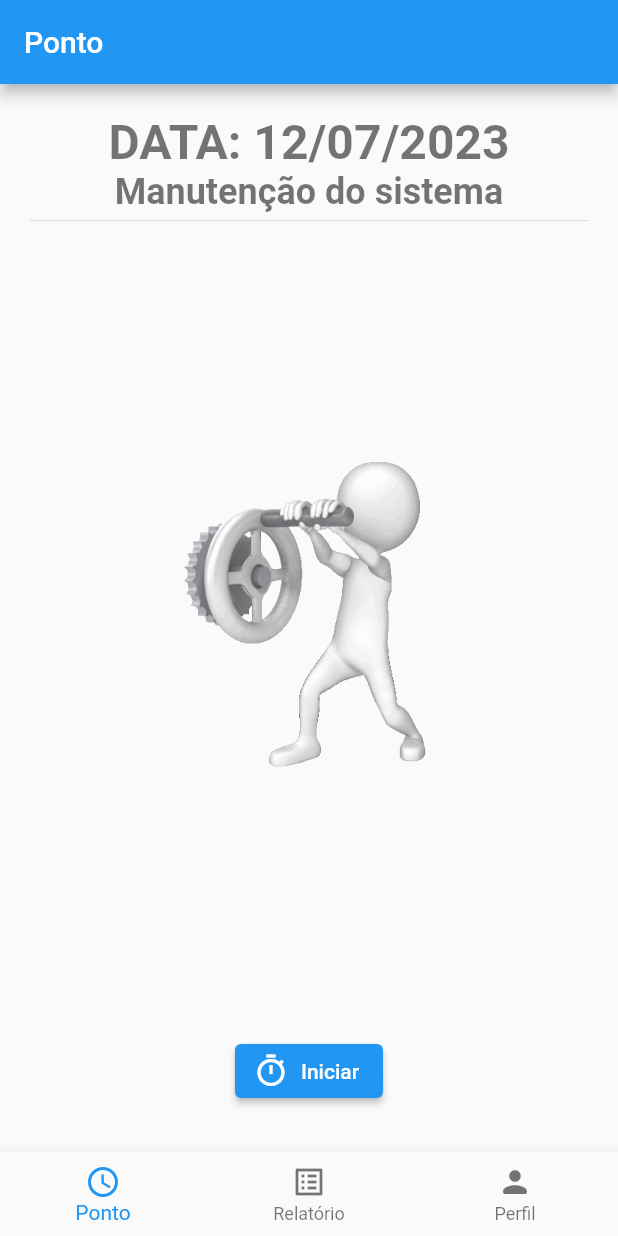
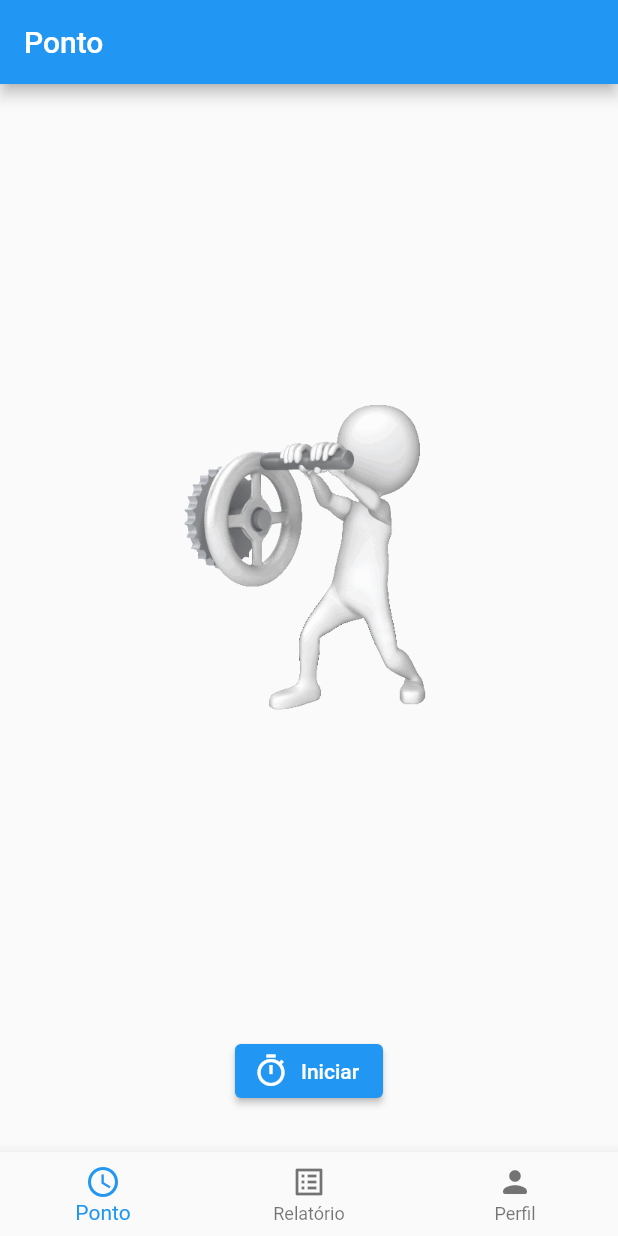
Before and after one commit to osmarmartins/app-ponto-remoto, a Flutter app: the screen it shows after launch, on a phone screen of 412 x 824 dp. Run offline on Flutter 3.47's test engine with Material 2 defaults, Android fonts, the phone set to English and light mode, and no system bars; our stand-ins replace get.

Commit message:
Otimização dos campos observávies

```diff
--- a/lib/src/views/ponto_view.dart
+++ b/lib/src/views/ponto_view.dart
@@ -26,15 +26,10 @@ class PontoPage extends StatelessWidget {
       body: Padding(
         padding: const EdgeInsets.all(20.0),
         child: Center(
-          child: Column(
-            children: [
-              TituloWidget(
-                  texto:
-                      'DATA: ${DateTimeHelper.formatarData(DateTime.now())}'),
-              SubTituloWidget(texto: tarefa),
-              const Divider(height: 10),
-              Obx(
-                () => Expanded(
+          child: Obx(
+            () => Column(
+              children: [
+                Expanded(
                   child: Image.asset(
                     controller.tarefaIniciada.value
                         ? 'assets/images/trabalhando.gif'
@@ -42,36 +37,25 @@ class PontoPage extends StatelessWidget {
                     width: 200,
                   ),
                 ),
-              ),
-              Obx(
-                () => Center(
-                    child: !controller.tarefaIniciada.value
-                        ? _iniciar()
-                        : _finalizar()),
-              ),
-              const SizedBox(
-                height: 10,
-              ),
-              Obx(
-                () => Visibility(
+                !controller.tarefaIniciada.value ? _iniciar() : _finalizar(),
+                const SizedBox(
+                  height: 10,
+                ),
+                Visibility(
                   visible: controller.tarefaIniciada.value,
                   child: TextoComumWidget(
                     texto:
                         'Iniciou: ${DateTimeHelper.formatarHora(controller.inicio.value)}',
                   ),
                 ),
-              ),
-              Obx(
-                () => Visibility(
+                Visibility(
                   visible: controller.tarefaIniciada.value,
                   child: SubTituloWidget(
                     texto:
                         'Atividade Atual: ${DateTimeHelper.formatarDuration(controller.atividadeAtual.value)}',
                   ),
                 ),
-              ),
-              Obx(
-                () => Visibility(
+                Visibility(
                   visible: !controller.tarefaIniciada.value &&
                       controller.tempo.value > const Duration(seconds: 0),
                   child: TextoComumWidget(
@@ -79,26 +63,22 @@ class PontoPage extends StatelessWidget {
                         'Finalizou: ${DateTimeHelper.formatarHora(controller.fim.value)}',
                   ),
                 ),
-              ),
-              Obx(
-                () => Visibility(
+                Visibility(
                   visible: controller.tempo.value > const Duration(seconds: 0),
                   child: TextoComumWidget(
                     texto:
                         'Última Atividade: ${DateTimeHelper.formatarDuration(controller.intervalo.value)}',
                   ),
                 ),
-              ),
-              Obx(
-                () => Visibility(
+                Visibility(
                   visible: controller.tempo.value > const Duration(seconds: 0),
                   child: TextoComumWidget(
                     texto:
                         'Acumulado no dia: ${DateTimeHelper.formatarDuration(controller.tempo.value)}',
                   ),
                 ),
-              ),
-            ],
+              ],
+            ),
           ),
         ),
       ),
```
